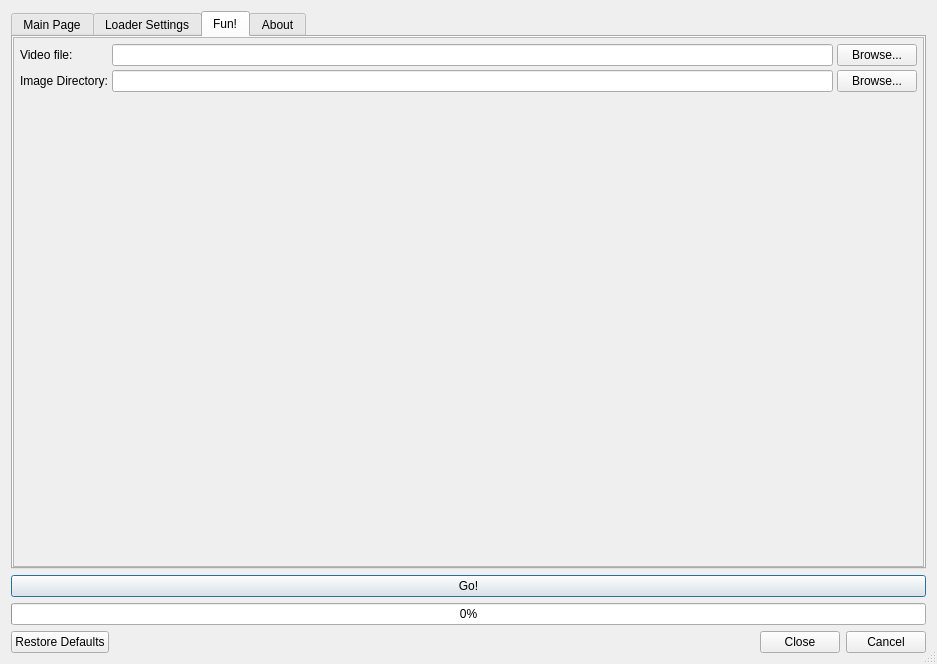
oxidaan/zqloader, file zqloaderui/dialog.ui: the form before one commit.
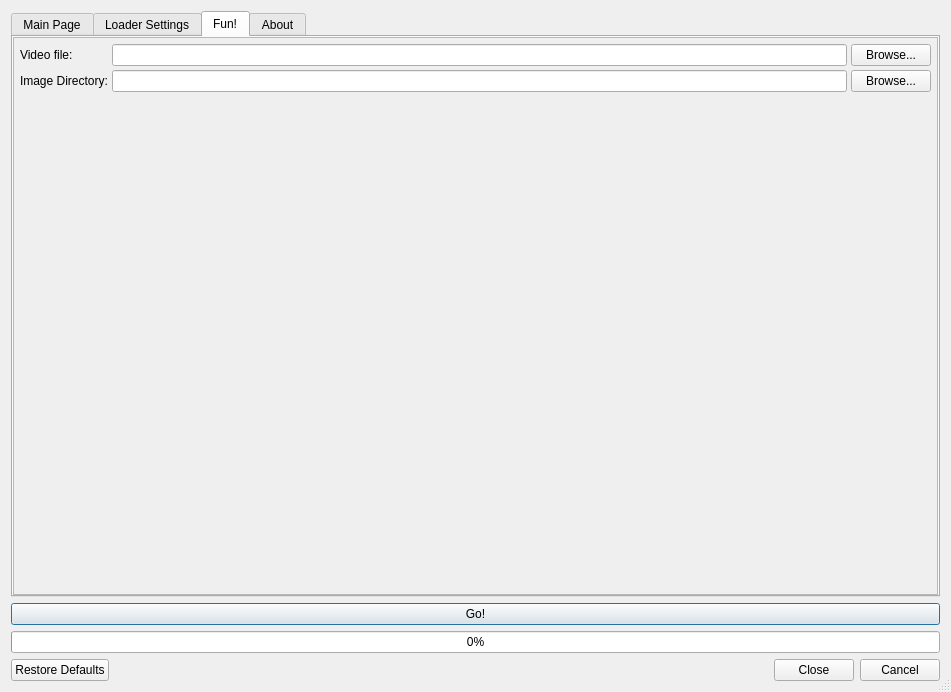
The form after the commit. The open tabs and pages were chosen to show the change. Custom widgets are drawn as their Qt base class.

Commit message: Image fun

Diff of the .ui file:
```diff
--- a/zqloaderui/dialog.ui
+++ b/zqloaderui/dialog.ui
@@ -6,8 +6,8 @@
    <rect>
     <x>0</x>
     <y>0</y>
-    <width>937</width>
-    <height>664</height>
+    <width>951</width>
+    <height>692</height>
    </rect>
   </property>
   <property name="sizePolicy">
@@ -953,8 +953,8 @@
            <rect>
             <x>0</x>
             <y>0</y>
-            <width>913</width>
-            <height>516</height>
+            <width>927</width>
+            <height>544</height>
            </rect>
           </property>
           <layout class="QGridLayout" name="gridLayout_44">
@@ -973,8 +973,18 @@
            <property name="spacing">
             <number>4</number>
            </property>
-           <item row="3" column="1">
-            <widget class="ZxImage" name="zximage" native="true"/>
+           <item row="0" column="0">
+            <widget class="QLabel" name="label_29">
+             <property name="text">
+              <string>Video file:</string>
+             </property>
+            </widget>
+           </item>
+           <item row="0" column="1">
+            <widget class="LineEdit" name="lineEditVideoFile"/>
+           </item>
+           <item row="1" column="1">
+            <widget class="LineEdit" name="lineEditImageDir"/>
            </item>
            <item row="0" column="2">
             <widget class="QPushButton" name="pushButtonBrowseVideoFile">
@@ -990,22 +1000,6 @@
              </property>
             </widget>
            </item>
-           <item row="1" column="1">
-            <widget class="LineEdit" name="lineEditImageDir"/>
-           </item>
-           <item row="0" column="1">
-            <widget class="LineEdit" name="lineEditVideoFile"/>
-           </item>
-           <item row="0" column="0">
-            <widget class="QLabel" name="label_29">
-             <property name="text">
-              <string>Video file:</string>
-             </property>
-            </widget>
-           </item>
-           <item row="2" column="1">
-            <widget class="ZxVideo" name="zxvideo" native="true"/>
-           </item>
            <item row="1" column="2">
             <widget class="QPushButton" name="pushButtonBrowseImageDir">
              <property name="text">
@@ -1013,6 +1007,50 @@
              </property>
             </widget>
            </item>
+           <item row="2" column="1">
+            <widget class="QWidget" name="widget" native="true">
+             <layout class="QVBoxLayout" name="verticalLayout">
+              <property name="spacing">
+               <number>0</number>
+              </property>
+              <property name="leftMargin">
+               <number>0</number>
+              </property>
+              <property name="topMargin">
+               <number>0</number>
+              </property>
+              <property name="rightMargin">
+               <number>0</number>
+              </property>
+              <property name="bottomMargin">
+               <number>0</number>
+              </property>
+              <item>
+               <widget class="ZxVideo" name="zxvideo" native="true">
+                <property name="sizePolicy">
+                 <sizepolicy hsizetype="Expanding" vsizetype="Expanding">
+                  <horstretch>0</horstretch>
+                  <verstretch>0</verstretch>
+                 </sizepolicy>
+                </property>
+               </widget>
+              </item>
+              <item>
+               <widget class="ZxImage" name="zximage" native="true">
+                <property name="enabled">
+                 <bool>true</bool>
+                </property>
+                <property name="sizePolicy">
+                 <sizepolicy hsizetype="Expanding" vsizetype="Expanding">
+                  <horstretch>0</horstretch>
+                  <verstretch>0</verstretch>
+                 </sizepolicy>
+                </property>
+               </widget>
+              </item>
+             </layout>
+            </widget>
+           </item>
           </layout>
          </widget>
         </widget>
```
Left out of the diff: 10 changed lines with no effect on the pictures. The commit also changes 2 other files.
